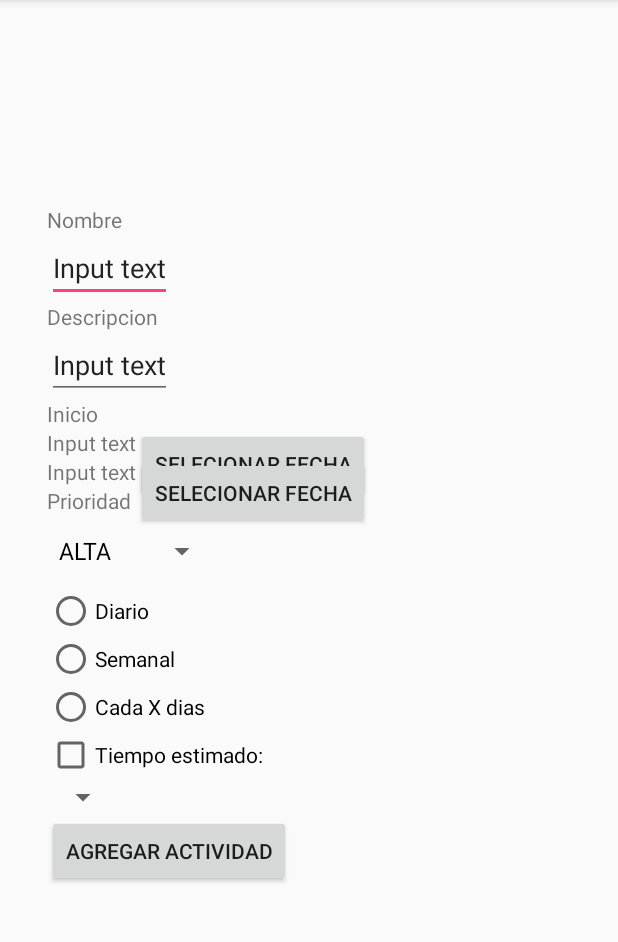
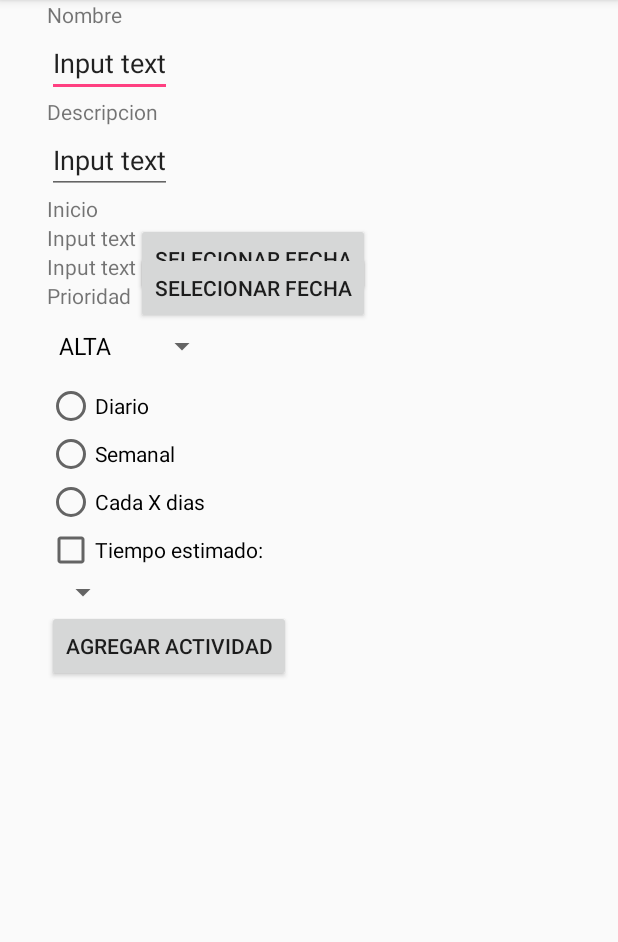
Before and after one commit to hugo-chavar/TDP1_pruebas, an Android app: the AgregarActividadActivity screen opened directly, with no data from a screen before it, on a phone screen of 412 x 824 dp, the part 84-1026 px from its top. Run offline under Robolectric (Android 15) with nearby library versions, the phone set to English and light mode, and no system bars.

Commit message:
Meto todo en un scrollview
Por alguna razón al hacer esto cuando se entra a la activity para
agregar actividades el EditText se focusea automáticamente

```diff
--- a/app/src/main/res/layout/activity_agregar_actividad.xml
+++ b/app/src/main/res/layout/activity_agregar_actividad.xml
@@ -1,11 +1,14 @@
 <?xml version="1.0" encoding="utf-8"?>
-<android.support.constraint.ConstraintLayout xmlns:android="http://schemas.android.com/apk/res/android"
+<ScrollView xmlns:android="http://schemas.android.com/apk/res/android"
     xmlns:app="http://schemas.android.com/apk/res-auto"
     xmlns:tools="http://schemas.android.com/tools"
     android:layout_width="match_parent"
     android:layout_height="match_parent"
     tools:context="com.example.nfc.tdp1_app_prueba.AgregarActividadActivity">
 
+    <android.support.constraint.ConstraintLayout
+        android:layout_width="match_parent"
+        android:layout_height="match_parent">
 
         <TextView
             android:id="@+id/textNombre"
@@ -15,7 +18,6 @@
             app:layout_constraintBottom_toBottomOf="parent"
             app:layout_constraintLeft_toLeftOf="parent"
             app:layout_constraintRight_toRightOf="parent"
-        app:layout_constraintTop_toTopOf="parent"
 
             android:layout_marginBottom="475dp"
             android:layout_marginRight="300dp" />
@@ -25,7 +27,7 @@
             android:layout_width="wrap_content"
             android:layout_height="wrap_content"
             android:text="Input text" android:inputType="text"
-        app:layout_constraintTop_toBottomOf="@id/textNombre"
+            app:layout_constraintTop_toBottomOf="@+id/textNombre"
             app:layout_constraintLeft_toLeftOf="@+id/textNombre"/>
 
         <TextView
@@ -33,7 +35,7 @@
             android:layout_width="wrap_content"
             android:layout_height="wrap_content"
             android:text="Descripcion"
-        app:layout_constraintTop_toBottomOf="@id/edittextNombre"
+            app:layout_constraintTop_toBottomOf="@+id/edittextNombre"
             app:layout_constraintLeft_toLeftOf="@+id/edittextNombre" />
 
         <EditText
@@ -41,7 +43,7 @@
             android:layout_width="wrap_content"
             android:layout_height="wrap_content"
             android:text="Input text" android:inputType="text"
-        app:layout_constraintTop_toBottomOf="@id/textDescripcion"
+            app:layout_constraintTop_toBottomOf="@+id/textDescripcion"
             app:layout_constraintLeft_toLeftOf="@+id/textDescripcion"/>
 
         <TextView
@@ -49,7 +51,7 @@
             android:layout_width="wrap_content"
             android:layout_height="wrap_content"
             android:text="Inicio"
-        app:layout_constraintTop_toBottomOf="@id/edittextDescripcion"
+            app:layout_constraintTop_toBottomOf="@+id/edittextDescripcion"
             app:layout_constraintLeft_toLeftOf="@+id/edittextDescripcion"/>
 
         <TextView
@@ -57,7 +59,7 @@
             android:layout_width="wrap_content"
             android:layout_height="wrap_content"
             android:text="Input text" android:inputType="date"
-        app:layout_constraintTop_toBottomOf="@id/textInicioActividad"
+            app:layout_constraintTop_toBottomOf="@+id/textInicioActividad"
             app:layout_constraintLeft_toLeftOf="@+id/textInicioActividad"/>
 
         <Button
@@ -66,7 +68,7 @@
             android:layout_height="wrap_content"
             android:text="Selecionar fecha"
             android:onClick="mostrarDatePicker"
-        app:layout_constraintTop_toBottomOf="@id/textInicioActividad"
+            app:layout_constraintTop_toBottomOf="@+id/textInicioActividad"
             app:layout_constraintLeft_toRightOf="@+id/textViewInicioActividad"/>
 
         <TextView
@@ -74,7 +76,7 @@
             android:layout_width="wrap_content"
             android:layout_height="wrap_content"
             android:text="Input text" android:inputType="date"
-        app:layout_constraintTop_toBottomOf="@id/textViewInicioActividad"
+            app:layout_constraintTop_toBottomOf="@+id/textViewInicioActividad"
             app:layout_constraintLeft_toLeftOf="@+id/textViewInicioActividad"/>
 
         <Button
@@ -83,7 +85,7 @@
             android:layout_height="wrap_content"
             android:text="Selecionar fecha"
             android:onClick="mostrarDatePicker"
-        app:layout_constraintTop_toBottomOf="@id/textViewInicioActividad"
+            app:layout_constraintTop_toBottomOf="@+id/textViewInicioActividad"
             app:layout_constraintLeft_toRightOf="@+id/textViewFinActividad"/>
 
         <TextView
@@ -91,14 +93,14 @@
             android:layout_width="wrap_content"
             android:layout_height="wrap_content"
             android:text="Prioridad"
-        app:layout_constraintTop_toBottomOf="@id/textViewFinActividad"
+            app:layout_constraintTop_toBottomOf="@+id/textViewFinActividad"
             app:layout_constraintLeft_toLeftOf="@+id/textViewFinActividad" />
 
         <Spinner
             android:id="@+id/spinnerPrioridades"
             android:layout_width="wrap_content"
             android:layout_height="wrap_content"
-        app:layout_constraintTop_toBottomOf="@id/textViewPrioridad"
+            app:layout_constraintTop_toBottomOf="@+id/textViewPrioridad"
             app:layout_constraintLeft_toLeftOf="@+id/textViewPrioridad"/>
 
         <RadioGroup
@@ -106,7 +108,7 @@
             android:layout_width="wrap_content"
             android:layout_height="wrap_content"
             android:orientation="vertical"
-        app:layout_constraintTop_toBottomOf="@id/spinnerPrioridades"
+            app:layout_constraintTop_toBottomOf="@+id/spinnerPrioridades"
             app:layout_constraintLeft_toLeftOf="@+id/spinnerPrioridades">
             <RadioButton
                 android:id="@+id/radioButtonPeriodicidadDiario"
@@ -145,12 +147,10 @@
             android:layout_height="wrap_content"
             android:text="Agregar actividad"
             app:layout_constraintTop_toBottomOf="@+id/spinnerObjetivos"
-        app:layout_constraintLeft_toLeftOf="@+id/spinnerObjetivos" />
+            app:layout_constraintLeft_toLeftOf="@+id/spinnerObjetivos"/>
+
+    </android.support.constraint.ConstraintLayout>
 
 
 
-
-
-
-
-</android.support.constraint.ConstraintLayout>
+</ScrollView>
```
Lines whose indentation alone changed are shown as unchanged.
